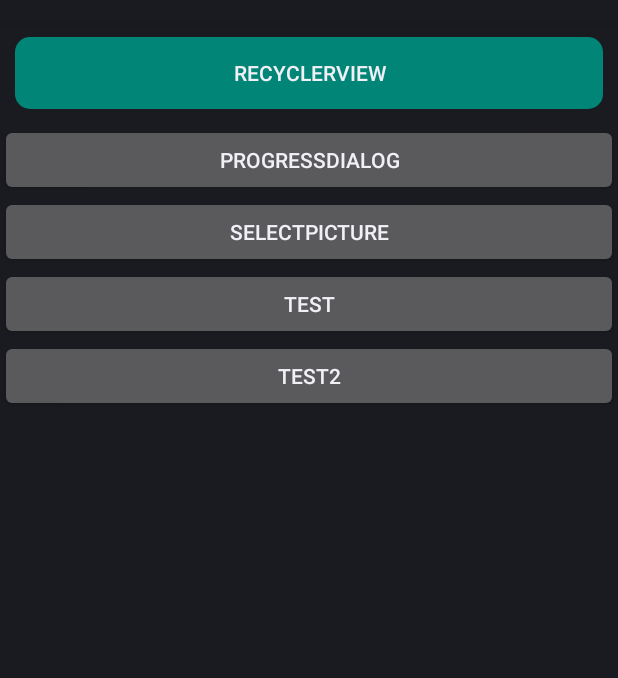
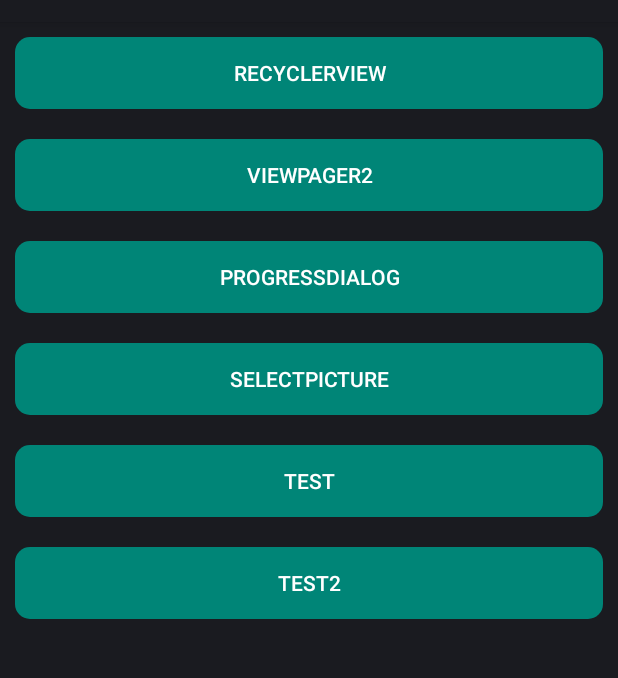
Before and after one commit to Yz107/AppDemo, an Android app: the layout fragment_ui.xml on its own in the app's theme, with its tools: preview values and no code run, on a phone screen of 412 x 824 dp, the part 62-740 px from its top. Run offline under Robolectric (Android 15) with nearby library versions, the phone set to English and light mode, and no system bars.

Commit message:
ViewPager2 demo

```diff
--- a/app/src/main/AndroidManifest.xml
+++ b/app/src/main/AndroidManifest.xml
@@ -23,6 +23,7 @@
                 <category android:name="android.intent.category.LAUNCHER" />
             </intent-filter>
         </activity>
+        <activity android:name=".activity.ViewPager2Activity" />
     </application>
 
 </manifest>
--- a/app/src/main/java/com/yz/appdemo/util/log/Logger.java
+++ b/app/src/main/java/com/yz/appdemo/util/log/Logger.java
@@ -58,7 +58,7 @@ import javax.xml.transform.stream.StreamSource;
 
 
 public final class Logger {
-    private final static String TAG = "AppDemo";
+    public final static String TAG = "AppDemo";
 
     public static final int V = Log.VERBOSE;
     public static final int D = Log.DEBUG;
--- a/app/src/main/res/layout/fragment_ui.xml
+++ b/app/src/main/res/layout/fragment_ui.xml
@@ -10,35 +10,39 @@
     <Button
         android:id="@+id/recyclerview_demo"
         android:layout_width="match_parent"
+        style="@style/Button.Shadow"
+        android:text="RecyclerView"/>
+    <Button
+        android:id="@+id/viewpager2"
+        android:layout_width="match_parent"
         android:layout_height="wrap_content"
-        android:layout_margin="10dp"
         style="@style/Button.Shadow"
         android:background="@drawable/shape_btn_login"
-        android:text="RecyclerView"
+        android:text="ViewPager2"
         android:gravity="center"/>
     <Button
         android:id="@+id/progress_dialog_demo"
         android:layout_width="match_parent"
-        android:layout_height="wrap_content"
         android:text="ProgressDialog"
-        android:gravity="center"/>
+        style="@style/Button.Shadow"        />
     <Button
         android:id="@+id/select_picture"
         android:layout_width="match_parent"
         android:layout_height="wrap_content"
         android:text="SelectPicture"
-        android:gravity="center"/>
+        style="@style/Button.Shadow"   />
     <Button
         android:id="@+id/test"
         android:layout_width="match_parent"
         android:layout_height="wrap_content"
         android:text="Test"
-        android:gravity="center"/>
+        style="@style/Button.Shadow"   />
     <Button
         android:id="@+id/test2"
         android:layout_width="match_parent"
         android:layout_height="wrap_content"
         android:text="Test2"
-        android:gravity="center"/>
+        android:layout_margin="10dp"
+        style="@style/Button.Shadow"   />
 
 </LinearLayout>
--- a/app/src/main/res/values/styles.xml
+++ b/app/src/main/res/values/styles.xml
@@ -12,6 +12,11 @@
 
     <!--解决使用了QMUI.Compat样式后按钮没有阴影效果的问题，在Button里设置此style-->
     <style name="Button.Shadow" parent="@style/Widget.AppCompat.Button">
+        <item name="android:gravity">center</item>
+        <item name="android:layout_height">wrap_content</item>
+        <item name="android:textColor">@color/white</item>
+        <item name="android:layout_margin">10dp</item>
+        <item name="android:background">@drawable/shape_btn_login</item>
     </style>
 
 </resources>
```
Also changed, not shown: app/src/main/java/com/yz/appdemo/activity/ViewPager2Activity.java (added, +84 -0 lines), app/src/main/java/com/yz/appdemo/fragment/PagerFragment.java (added, +73 -0 lines), app/src/main/java/com/yz/appdemo/fragment/UIFragment.java (+7 -2 lines), app/src/main/res/layout/activity_viewpager2.xml (added, +35 -0 lines), app/src/main/res/layout/fragment_pager.xml (added, +17 -0 lines).
